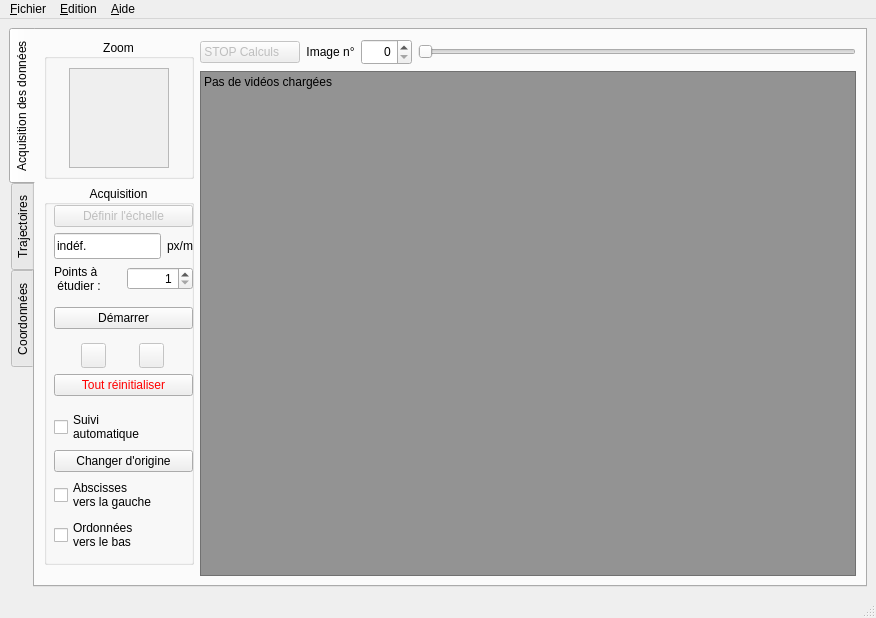
rene-d/pymecavideo, file src/pymecavideo_mini_layout.ui: the form before one commit.
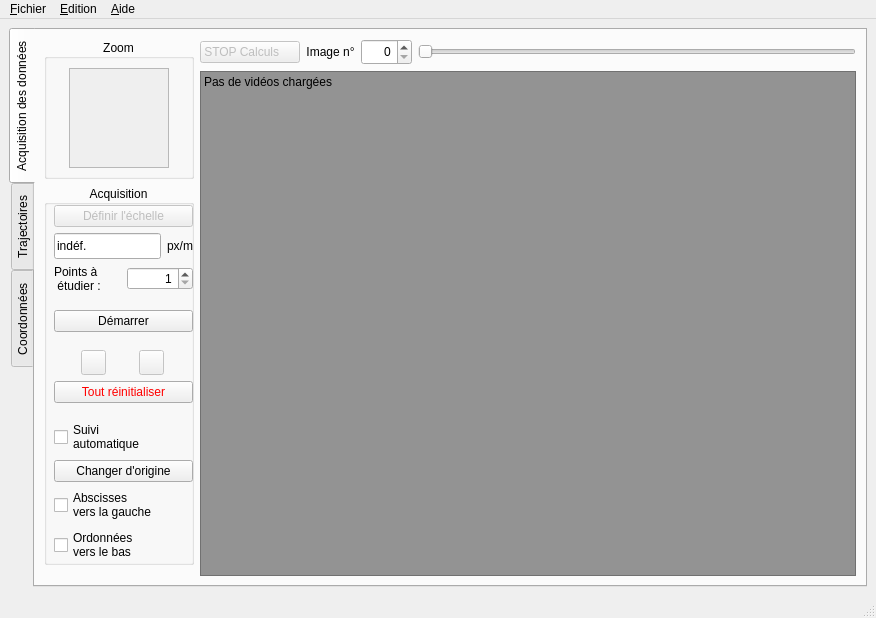
The form after the commit. Icons and pictures are not drawn. Custom widgets are drawn as their Qt base class.

The edit to the form file:
```diff
--- a/src/pymecavideo_mini_layout.ui
+++ b/src/pymecavideo_mini_layout.ui
@@ -193,7 +193,7 @@
                  <x>10</x>
                  <y>20</y>
                  <width>139</width>
-                 <height>347</height>
+                 <height>357</height>
                 </rect>
                </property>
                <layout class="QVBoxLayout" name="verticalLayout_8">
```
Left out of the diff: 16 changed lines with no effect on the pictures.
